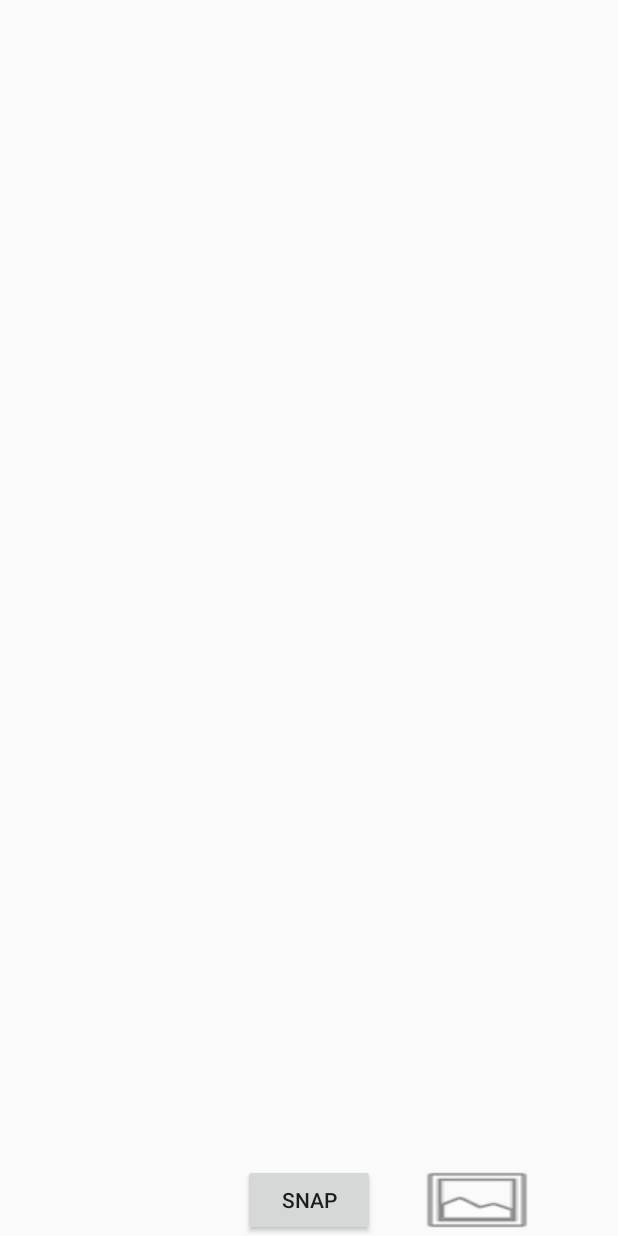
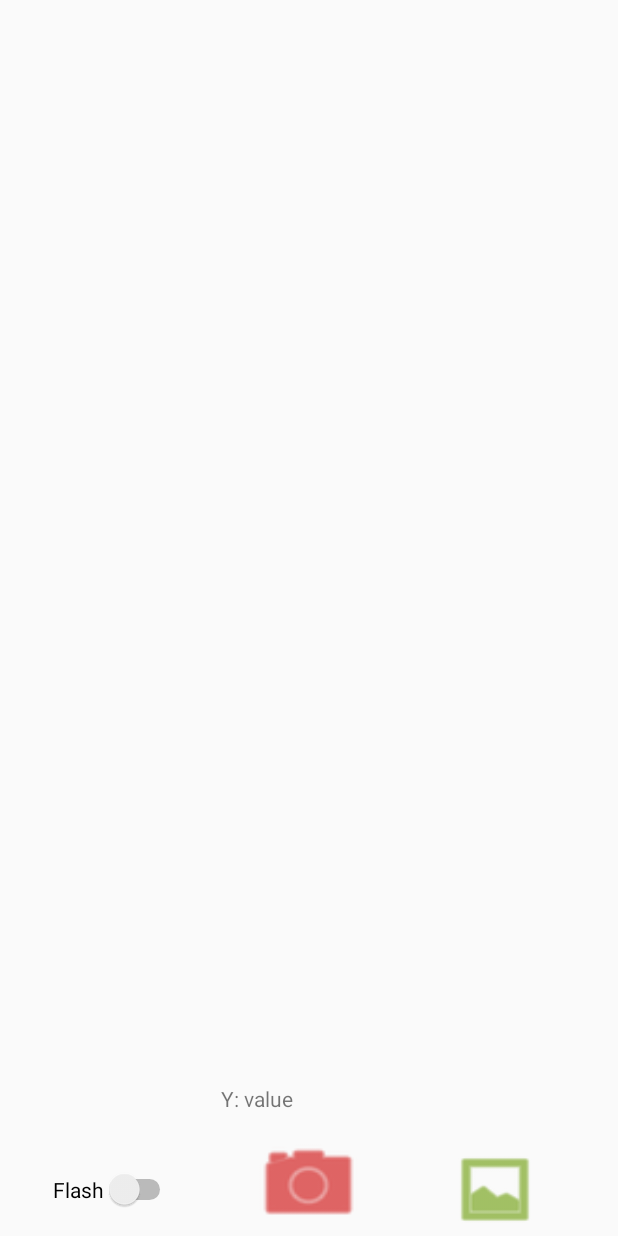
Before and after one commit to radugoada/StillCam, an Android app: the layout activity_main.xml on its own in the app's theme, with its tools: preview values and no code run, on a phone screen of 412 x 824 dp. Run offline under Robolectric (Android 15) with nearby library versions, the phone set to English and light mode, and no system bars.

Commit message:
Re-arrange and design the UI interface for a nice good looking Camera application Added app icon(icon was manually designed in PhotoShop CreativeCloud)

```diff
--- a/app/src/main/res/layout/activity_main.xml
+++ b/app/src/main/res/layout/activity_main.xml
@@ -11,27 +11,49 @@
         android:id="@+id/frameLayout"
         android:layout_width="match_parent"
         android:layout_height="match_parent"
-        android:layout_above="@+id/button"
-        android:layout_centerHorizontal="true"
-        android:layout_marginBottom="36dp">
+        android:layout_alignParentStart="true"
+        android:layout_alignParentTop="true">
 
     </FrameLayout>
 
     <Button
         android:id="@+id/button"
-        android:layout_width="wrap_content"
-        android:layout_height="wrap_content"
+        android:layout_width="75dp"
+        android:layout_height="70dp"
         android:layout_alignParentBottom="true"
         android:layout_centerHorizontal="true"
-        android:text="Snap" />
+        android:background="@android:drawable/ic_menu_camera"
+        android:backgroundTint="@android:color/holo_red_dark"
+        android:textSize="14sp" />
 
     <Button
         android:id="@+id/button2"
+        android:layout_width="60dp"
+        android:layout_height="55dp"
+        android:layout_alignBaseline="@+id/button"
+        android:layout_alignBottom="@+id/button"
+        android:layout_marginStart="35dp"
+        android:layout_toEndOf="@+id/textView"
+        android:background="@android:drawable/ic_menu_gallery"
+        android:backgroundTint="@android:color/holo_green_dark" />
+
+    <Switch
+        android:id="@+id/switch1"
         android:layout_width="wrap_content"
         android:layout_height="wrap_content"
-        android:layout_alignParentBottom="true"
-        android:layout_marginStart="24dp"
-        android:layout_toEndOf="@+id/button"
-        android:background="@android:drawable/ic_menu_gallery" />
+        android:layout_alignBaseline="@+id/button2"
+        android:layout_alignBottom="@+id/button2"
+        android:layout_alignParentStart="true"
+        android:layout_marginStart="35dp"
+        android:text="Flash" />
+
+    <TextView
+        android:id="@+id/textView"
+        android:layout_width="117dp"
+        android:layout_height="31dp"
+
+        android:layout_above="@+id/button"
+        android:layout_centerHorizontal="true"
+        android:text="Y: value" />
 
 </RelativeLayout>
--- a/app/src/main/res/values/colors.xml
+++ b/app/src/main/res/values/colors.xml
@@ -2,5 +2,5 @@
 <resources>
     <color name="colorPrimary">#3F51B5</color>
     <color name="colorPrimaryDark">#303F9F</color>
-    <color name="colorAccent">#FF4081</color>
+    <color name="colorAccent">#ff4081</color>
 </resources>
```
Also changed, not shown: app/src/main/ic_launcher-web.png (added), app/src/main/res/drawable/ic_launcher.png (added), app/src/main/res/mipmap-hdpi/ic_launcher.png, app/src/main/res/mipmap-mdpi/ic_launcher.png, app/src/main/res/mipmap-xhdpi/ic_launcher.png, app/src/main/res/mipmap-xxhdpi/ic_launcher.png, app/src/main/res/mipmap-xxxhdpi/ic_launcher.png.
